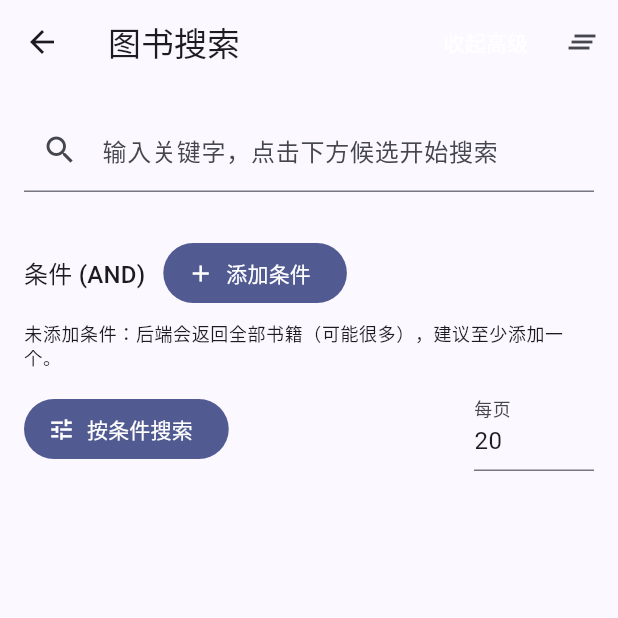
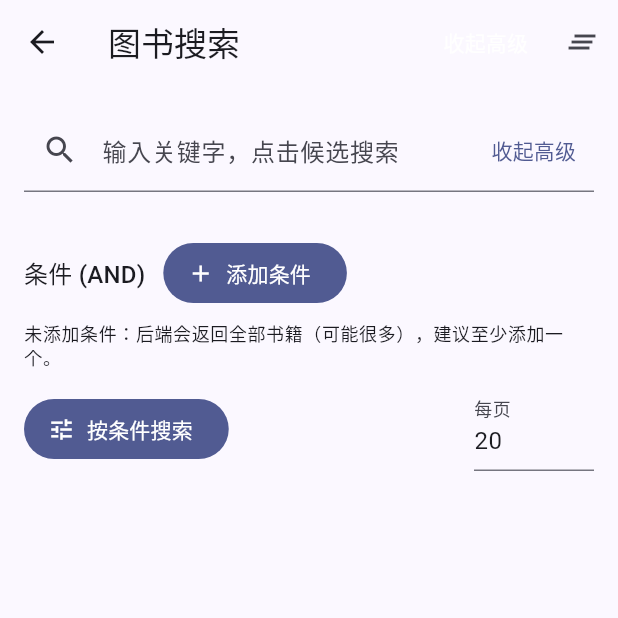
Before and after one commit to enten0103/voidlord, a Flutter app: the BookSearchPage screen opened directly, after a tap on "高级搜索", on a phone screen of 412 x 824 dp, the top half of it. Run offline on Flutter 3.47's test engine with Material 3 defaults, Android fonts, the phone set to English and light mode, and no system bars; our stand-ins replace dio, file_picker, get, shared_preferences; missing offline and left inert: system_fonts, window_manager; accounts and stored records are empty.

Commit message:
feat(search): 候选点击回显并隐藏; 高级搜索按钮嵌入输入框
增加 simpleSuggestionsVisible 标志; 点击候选将格式化文本写入输入框并仅用原始输入搜索; suffix 内嵌高级搜索切换; 移除未使用变量与防抖

```diff
--- a/lib/pages/search/book_search_page.dart
+++ b/lib/pages/search/book_search_page.dart
@@ -179,22 +179,40 @@ class BookSearchPage extends GetView<BookSearchController> {
   }
 
   Widget _simpleSearchBar(BuildContext context) {
-    final queryCtrl = TextEditingController(text: controller.simpleQuery.value)
-      ..selection = TextSelection.fromPosition(
-        TextPosition(offset: controller.simpleQuery.value.length),
-      );
     return Column(
       crossAxisAlignment: CrossAxisAlignment.start,
       children: [
-        TextField(
-          controller: queryCtrl,
-          enabled: !controller.loading.value,
-          decoration: const InputDecoration(
-            labelText: '输入关键字，点击下方候选开始搜索',
-            prefixIcon: Icon(Icons.search),
-          ),
-          onChanged: (v) => controller.simpleQuery.value = v,
-        ),
+        Obx(() {
+          return TextField(
+            controller: TextEditingController(text: controller.simpleQuery.value)
+              ..selection = TextSelection.fromPosition(
+                TextPosition(offset: controller.simpleQuery.value.length),
+              ),
+            enabled: !controller.loading.value,
+            decoration: InputDecoration(
+              labelText: '输入关键字，点击候选搜索',
+              prefixIcon: const Icon(Icons.search),
+              suffixIcon: TextButton(
+                onPressed: controller.loading.value
+                    ? null
+                    : () => controller.advancedMode.toggle(),
+                child: Text(controller.advancedMode.value ? '收起高级' : '高级搜索'),
+              ),
+            ),
+            onChanged: (v) {
+              // 如果之前是候选被点击后的展示内容，重新输入时恢复候选显示并去掉前缀
+              String raw = v;
+              for (final p in ['标题：', '作者：', '分类：']) {
+                if (raw.startsWith(p)) {
+                  raw = raw.substring(p.length);
+                  break;
+                }
+              }
+              controller.simpleQuery.value = raw;
+              controller.simpleSuggestionsVisible.value = true;
+            },
+          );
+        }),
         const SizedBox(height: 6),
   _suggestionsReactive(context),
         if (controller.loading.value)
@@ -312,7 +330,9 @@ class BookSearchPage extends GetView<BookSearchController> {
   Widget _suggestionsReactive(BuildContext context) {
     return Obx(() {
       final q = controller.simpleQuery.value.trim();
-      if (q.isEmpty) return const SizedBox();
+      if (q.isEmpty || !controller.simpleSuggestionsVisible.value) {
+        return const SizedBox();
+      }
       final active = controller.selectedSimpleKey.value;
       final List<_Candidate> list = [
         _Candidate(
@@ -342,7 +362,10 @@ class BookSearchPage extends GetView<BookSearchController> {
                   ? null
                   : () async {
                       controller.selectedSimpleKey.value = c.key;
-                      await controller.searchMatchKey(c.key, reset: true);
+                      // 回显候选内容到输入框并隐藏候选
+                      controller.simpleQuery.value = c.display;
+                      controller.simpleSuggestionsVisible.value = false;
+                      await controller.searchMatchKey(c.key, reset: true, valueOverride: q);
                       if (controller.results.isEmpty &&
                           controller.error.value == null) {
                         SideBanner.info('未找到匹配结果');
@@ -350,14 +373,13 @@ class BookSearchPage extends GetView<BookSearchController> {
                     },
               child: Container(
                 width: double.infinity,
-                padding:
-                    const EdgeInsets.symmetric(vertical: 8, horizontal: 12),
+                padding: const EdgeInsets.symmetric(
+                  vertical: 8,
+                  horizontal: 12,
+                ),
                 decoration: BoxDecoration(
                   color: c.active
-                      ? Theme.of(context)
-                          .colorScheme
-                          .primary
-                          .withOpacity(0.10)
+                      ? Theme.of(context).colorScheme.primary.withOpacity(0.10)
                       : Colors.transparent,
                   border: Border(
                     bottom: BorderSide(
```
Also changed, not shown: lib/pages/search/book_search_controller.dart (+9 -2 lines).
